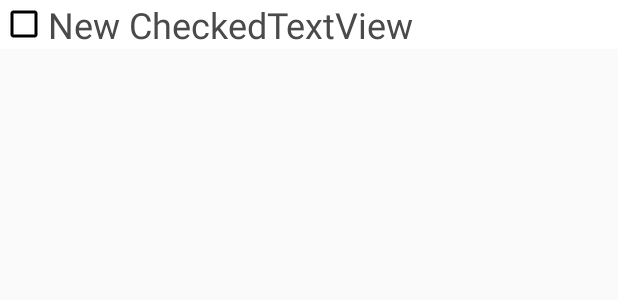
After one commit to maksudnurullaev/awsomelinks, an Android app: the layout contacts_item_row.xml on its own in the app's theme, with its tools: preview values and no code run, on a phone screen of 412 x 824 dp. The commit adds this screen. Shown: the top 300 px of the screen. Run offline under Robolectric (Android 15) with nearby library versions, the phone set to English and light mode, and no system bars.

Commit message:
Stable list view for contacts with phones

```diff
--- /dev/null
+++ b/app/src/main/res/layout/contacts_item_row.xml
@@ -0,0 +1,45 @@
+<?xml version="1.0" encoding="utf-8"?>
+<RelativeLayout xmlns:android="http://schemas.android.com/apk/res/android"
+    android:layout_width="fill_parent"
+    android:layout_height="wrap_content"
+    android:focusable="false"
+    android:background="@android:color/white">
+
+    <TextView
+        android:id="@+id/_id"
+        android:layout_width="0dp"
+        android:layout_height="0dp"
+        android:visibility="gone" />
+
+    <TextView
+        android:id="@+id/_lookup_key"
+        android:layout_width="0dp"
+        android:layout_height="0dp"
+        android:visibility="gone" />
+
+    <CheckedTextView
+        android:id="@+id/cb_title"
+        android:layout_width="fill_parent"
+        android:layout_height="wrap_content"
+        android:text="New CheckedTextView"
+        android:drawableLeft="@drawable/check_box"
+        android:gravity="center_vertical"
+        android:textSize="24sp"
+        android:textColor="#ff4a4a4a"
+        android:clickable="true" android:singleLine="true" />
+
+    <LinearLayout
+        android:id="@+id/list_row_content"
+        android:layout_width="fill_parent"
+        android:layout_height="wrap_content"
+        android:layout_alignParentEnd="false"
+        android:layout_toEndOf="@+id/_id"
+        android:orientation="vertical"
+        android:layout_below="@+id/cb_title"
+        android:layout_alignParentBottom="false">
+
+
+    </LinearLayout>
+
+
+</RelativeLayout>
--- a/app/src/main/res/values/strings.xml
+++ b/app/src/main/res/values/strings.xml
@@ -22,4 +22,5 @@
     <string name="select_all">Select all</string>
     <string name="select_none">Select none</string>
     <string name="select_reverse">Reverse selection</string>
+    <string name="loading">Loading...</string>
 </resources>
```
Also changed, not shown: app/src/main/java/com/awsomelink/base/ContactsFragmentBase0.java (+11 -83 lines), app/src/main/java/com/awsomelink/db/adapters/CustomCursorAdapter0.java (+53 -2 lines), app/src/main/res/layout/contacts_fragment_item.xml (deleted, +0 -45 lines), app/src/main/res/layout/contacts_fragment_item_list.xml (+9 -5 lines), app/src/main/res/layout/contacts_item_row_level2.xml (added, +10 -0 lines), 1 other file.
